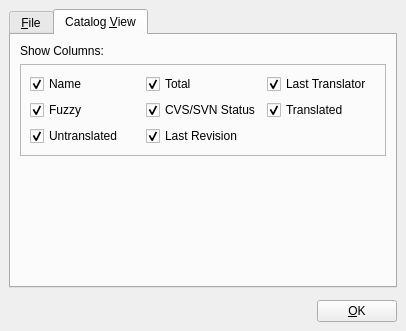
The window that pootling/ui/CatalogSetting.ui (cc-archive/pootle) describes before a commit, drawn with Qt 5.
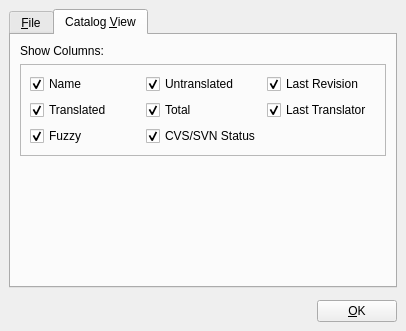
The same window after the commit. The open tabs and pages were chosen to show the change. Icons and pictures are not drawn.

Commit message: Reorganize tabstops of gui.

What changed in the file:
```diff
--- a/pootling/ui/CatalogSetting.ui
+++ b/pootling/ui/CatalogSetting.ui
@@ -178,7 +178,7 @@
           <property name="spacing" >
            <number>6</number>
           </property>
-          <item row="0" column="1" >
+          <item row="1" column="1" >
            <widget class="QCheckBox" name="chbtotal" >
             <property name="text" >
              <string>Total</string>
@@ -188,27 +188,17 @@
             </property>
            </widget>
           </item>
-          <item row="0" column="2" >
-           <widget class="QCheckBox" name="chbtranslator" >
-            <property name="text" >
-             <string>Last Translator</string>
-            </property>
-            <property name="checked" >
-             <bool>true</bool>
-            </property>
-           </widget>
-          </item>
-          <item row="2" column="0" >
-           <widget class="QCheckBox" name="chbuntranslated" >
-            <property name="text" >
-             <string>Untranslated</string>
-            </property>
-            <property name="checked" >
-             <bool>true</bool>
-            </property>
-           </widget>
-          </item>
           <item row="1" column="0" >
+           <widget class="QCheckBox" name="chbtranslated" >
+            <property name="text" >
+             <string>Translated</string>
+            </property>
+            <property name="checked" >
+             <bool>true</bool>
+            </property>
+           </widget>
+          </item>
+          <item row="2" column="0" >
            <widget class="QCheckBox" name="chbfuzzy" >
             <property name="text" >
              <string>Fuzzy</string>
@@ -218,27 +208,17 @@
             </property>
            </widget>
           </item>
-          <item row="0" column="0" >
-           <widget class="QCheckBox" name="chbname" >
+          <item row="0" column="1" >
+           <widget class="QCheckBox" name="chbuntranslated" >
             <property name="text" >
-             <string>Name</string>
+             <string>Untranslated</string>
             </property>
             <property name="checked" >
              <bool>true</bool>
             </property>
            </widget>
           </item>
-          <item row="2" column="1" colspan="2" >
-           <widget class="QCheckBox" name="chblastrevision" >
-            <property name="text" >
-             <string>Last Revision</string>
-            </property>
-            <property name="checked" >
-             <bool>true</bool>
-            </property>
-           </widget>
-          </item>
-          <item row="1" column="1" >
+          <item row="2" column="1" >
            <widget class="QCheckBox" name="chbSVN" >
             <property name="text" >
              <string>CVS/SVN Status</string>
@@ -248,10 +228,30 @@
             </property>
            </widget>
           </item>
+          <item row="0" column="2" >
+           <widget class="QCheckBox" name="chblastrevision" >
+            <property name="text" >
+             <string>Last Revision</string>
+            </property>
+            <property name="checked" >
+             <bool>true</bool>
+            </property>
+           </widget>
+          </item>
           <item row="1" column="2" >
-           <widget class="QCheckBox" name="chbtranslated" >
+           <widget class="QCheckBox" name="chbtranslator" >
             <property name="text" >
-             <string>Translated</string>
+             <string>Last Translator</string>
+            </property>
+            <property name="checked" >
+             <bool>true</bool>
+            </property>
+           </widget>
+          </item>
+          <item row="0" column="0" >
+           <widget class="QCheckBox" name="chbname" >
+            <property name="text" >
+             <string>Name</string>
             </property>
             <property name="checked" >
              <bool>true</bool>
```
Left out of the diff: 36 changed lines with no effect on the pictures. The commit also changes 1 other file.
